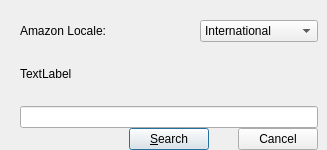
Qt form src/dialogs/EditCoverSearchDialog.ui (KDE/amarok) before a commit.
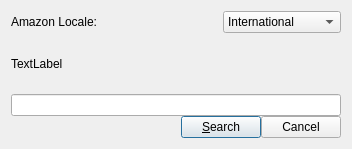
The same form after that commit. Custom widgets are drawn as their Qt base class.

Commit message: fix dialog layout there was no layout in the main dialog, so resizing the dialog did not grow the contents, the label could not be read

The edit to the form file:
```diff
--- a/src/dialogs/EditCoverSearchDialog.ui
+++ b/src/dialogs/EditCoverSearchDialog.ui
@@ -5,8 +5,8 @@
    <rect>
     <x>0</x>
     <y>0</y>
-    <width>327</width>
-    <height>150</height>
+    <width>352</width>
+    <height>149</height>
    </rect>
   </property>
   <property name="sizePolicy" >
@@ -24,15 +24,8 @@
   <property name="windowTitle" >
    <string>Dialog</string>
   </property>
-  <widget class="QWidget" name="" >
-   <property name="geometry" >
-    <rect>
-     <x>20</x>
-     <y>20</y>
-     <width>298</width>
-     <height>130</height>
-    </rect>
-   </property>
+  <layout class="QHBoxLayout" name="horizontalLayout" >
+   <item>
    <layout class="QVBoxLayout" >
     <property name="spacing" >
      <number>0</number>
@@ -148,6 +141,12 @@
       </item>
       <item>
        <widget class="QDialogButtonBox" name="Bar" >
+         <property name="sizePolicy" >
+          <sizepolicy vsizetype="Fixed" hsizetype="Fixed" >
+           <horstretch>0</horstretch>
+           <verstretch>0</verstretch>
+          </sizepolicy>
+         </property>
         <property name="orientation" >
          <enum>Qt::Horizontal</enum>
         </property>
@@ -159,7 +158,8 @@
      </layout>
     </item>
    </layout>
-  </widget>
+   </item>
+  </layout>
  </widget>
  <customwidgets>
   <customwidget>
```
Left out of the diff: 6 changed lines with no effect on the pictures. Lines whose indentation alone changed are shown as unchanged.
